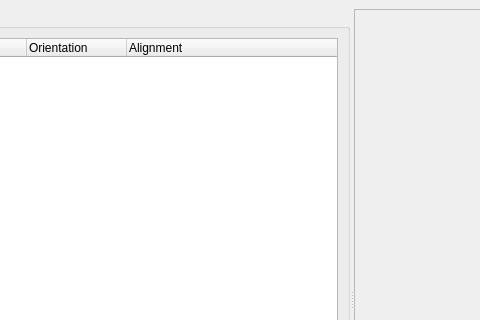
KDAB/KDChart, file examples/Legends/LegendAdvanced/mainwindow.ui: the form before one commit; both pictures show x 295 to 775 and y 0 to 320 of the 885 by 597 pixel window.
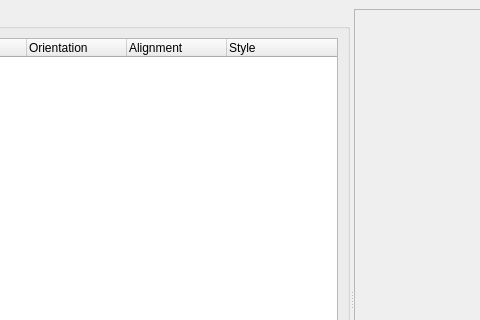
The form after the commit. Icons and pictures are not drawn.

Commit message: added setLegendStyle to the example

What changed in the file:
```diff
--- a/examples/Legends/LegendAdvanced/mainwindow.ui
+++ b/examples/Legends/LegendAdvanced/mainwindow.ui
@@ -72,6 +72,11 @@
             <string>Alignment</string>
            </property>
           </column>
+          <column>
+           <property name="text" >
+            <string>Style</string>
+           </property>
+          </column>
          </widget>
         </item>
         <item>
```
Left out of the diff: 4 changed lines with no effect on the pictures. The commit also changes 2 other files.
